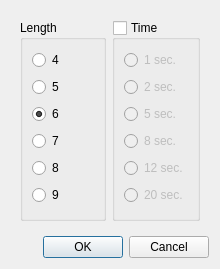
Qt form src/gui/preferences.ui (sigidagi/chimpanse) before a commit.
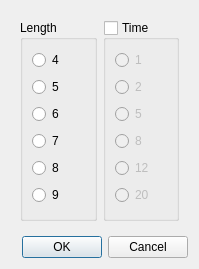
The same form after that commit.

Patch:
```diff
--- a/src/gui/preferences.ui
+++ b/src/gui/preferences.ui
@@ -6,7 +6,7 @@
    <rect>
     <x>0</x>
     <y>0</y>
-    <width>220</width>
+    <width>199</width>
     <height>269</height>
    </rect>
   </property>
@@ -71,9 +71,12 @@
              <property name="text">
               <string>6</string>
              </property>
-             <property name="checked">
+             <property name="checkable">
               <bool>true</bool>
              </property>
+             <property name="checked">
+              <bool>false</bool>
+             </property>
             </widget>
            </item>
            <item row="1" column="1">
@@ -108,42 +111,42 @@
            <item>
             <widget class="QRadioButton" name="sec1">
              <property name="text">
-              <string>1 sec.</string>
+              <string>1</string>
              </property>
             </widget>
            </item>
            <item>
             <widget class="QRadioButton" name="sec2">
              <property name="text">
-              <string>2 sec.</string>
+              <string>2</string>
              </property>
             </widget>
            </item>
            <item>
             <widget class="QRadioButton" name="sec5">
              <property name="text">
-              <string>5 sec.</string>
+              <string>5</string>
              </property>
             </widget>
            </item>
            <item>
             <widget class="QRadioButton" name="sec8">
              <property name="text">
-              <string>8 sec.</string>
+              <string>8</string>
              </property>
             </widget>
            </item>
            <item>
             <widget class="QRadioButton" name="sec12">
              <property name="text">
-              <string>12 sec.</string>
+              <string>12</string>
              </property>
             </widget>
            </item>
            <item>
             <widget class="QRadioButton" name="sec20">
              <property name="text">
-              <string>20 sec.</string>
+              <string>20</string>
              </property>
             </widget>
            </item>
```
